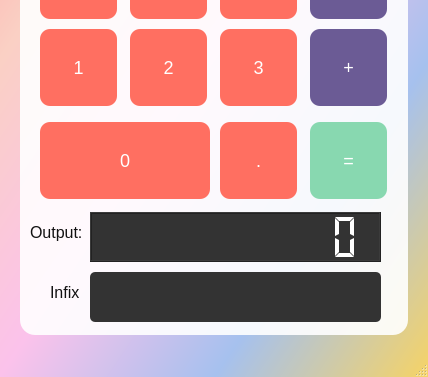
This is compiler-starter-project/components/main.ui in puskr99/plc-language as Qt 5 draws it before an edit; both pictures show x 0 to 428 and y 258 to 635 of the 428 by 635 pixel window. The edited form follows.
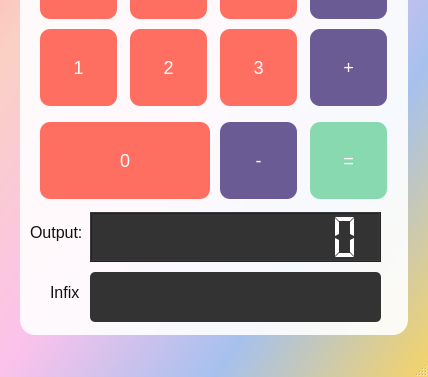
This is the edited form.

Commit message: added minus button ui

Patch:
```diff
--- a/compiler-starter-project/components/main.ui
+++ b/compiler-starter-project/components/main.ui
@@ -277,7 +277,7 @@
      <string notr="true">NumberButtons</string>
     </attribute>
    </widget>
-   <widget class="QPushButton" name="button_decimal">
+   <widget class="QPushButton" name="button_minus">
     <property name="geometry">
      <rect>
       <x>220</x>
@@ -287,7 +287,7 @@
      </rect>
     </property>
     <property name="text">
-     <string>.</string>
+     <string>-</string>
     </property>
    </widget>
    <widget class="QPushButton" name="button_plus">
```
The commit also changes 1 other file.
